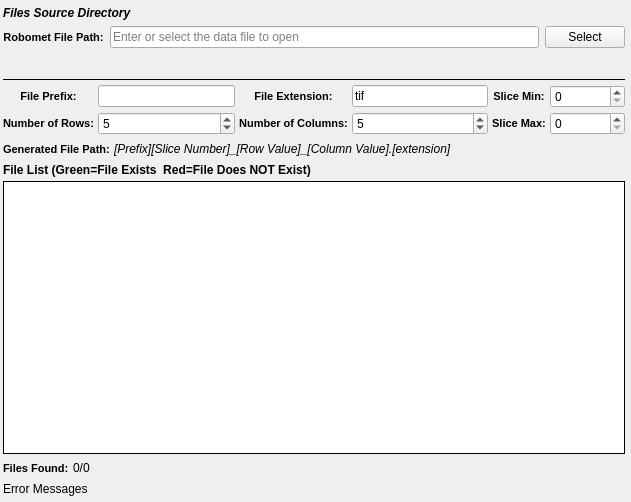
This is SIMPLVtkLib/Dialogs/UI_Files/RobometListWidget.ui in tplatt77/SIMPLVtkLib as Qt 5 draws it before an edit. The edited form follows.
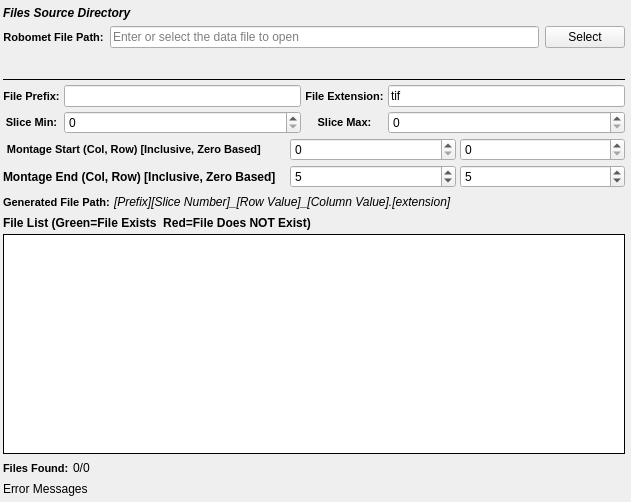
This is the edited form. Custom widgets are drawn as their Qt base class.

Commit message: Change RoboMet montage importer to be consistent with new filter properties

```diff
--- a/SIMPLVtkLib/Dialogs/UI_Files/RobometListWidget.ui
+++ b/SIMPLVtkLib/Dialogs/UI_Files/RobometListWidget.ui
@@ -121,8 +121,11 @@
    </item>
    <item>
     <layout class="QGridLayout" name="gridLayout_20">
-     <item row="2" column="1">
-      <widget class="SVSpinBox" name="numOfRows">
+     <item row="3" column="1">
+      <widget class="QSpinBox" name="montageStartCol"/>
+     </item>
+     <item row="4" column="1">
+      <widget class="SVSpinBox" name="montageEndCol">
        <property name="toolTip">
         <string>The number of digits to allow for the slice index.</string>
        </property>
@@ -134,49 +137,23 @@
        </property>
       </widget>
      </item>
-     <item row="0" column="3">
-      <widget class="SVLineEdit" name="fileExt">
+     <item row="4" column="2">
+      <widget class="SVSpinBox" name="montageEndRow">
        <property name="toolTip">
         <string>The file extension of the input files</string>
        </property>
-       <property name="text">
-        <string>tif</string>
-       </property>
-      </widget>
-     </item>
-     <item row="0" column="1">
-      <widget class="SVLineEdit" name="filePrefix">
-       <property name="toolTip">
-        <string>The front part of the input file name</string>
-       </property>
-       <property name="text">
-        <string/>
-       </property>
-      </widget>
-     </item>
-     <item row="0" column="5">
-      <widget class="SVSpinBox" name="sliceMin">
-       <property name="minimumSize">
-        <size>
-         <width>75</width>
-         <height>0</height>
-        </size>
-       </property>
-       <property name="toolTip">
-        <string>Which file index to start the import at.</string>
-       </property>
        <property name="minimum">
-        <number>0</number>
+        <number>1</number>
        </property>
-       <property name="maximum">
-        <number>1000000</number>
-       </property>
        <property name="value">
-        <number>0</number>
+        <number>5</number>
        </property>
       </widget>
      </item>
-     <item row="2" column="0">
+     <item row="3" column="2">
+      <widget class="QSpinBox" name="montageStartRow"/>
+     </item>
+     <item row="3" column="0">
       <widget class="QLabel" name="label_24">
        <property name="styleSheet">
         <string notr="true">QLabel {
@@ -185,43 +162,51 @@
 }</string>
        </property>
        <property name="text">
-        <string>Number of Rows:</string>
+        <string>Montage Start (Col, Row) [Inclusive, Zero Based]       </string>
        </property>
        <property name="alignment">
         <set>Qt::AlignCenter</set>
        </property>
       </widget>
      </item>
-     <item row="2" column="3">
-      <widget class="SVSpinBox" name="numOfCols">
+     <item row="4" column="0">
+      <widget class="QLabel" name="label">
+       <property name="font">
+        <font>
+         <weight>75</weight>
+         <bold>true</bold>
+        </font>
+       </property>
+       <property name="text">
+        <string>Montage End (Col, Row) [Inclusive, Zero Based]   </string>
+       </property>
+      </widget>
+     </item>
+     <item row="0" column="0" colspan="3">
+      <layout class="QGridLayout" name="gridLayout">
+       <item row="2" column="2">
+        <widget class="SVSpinBox" name="sliceMin">
+         <property name="minimumSize">
+          <size>
+           <width>75</width>
+           <height>0</height>
+          </size>
+         </property>
        <property name="toolTip">
         <string>The number of digits to allow for the slice index.</string>
        </property>
        <property name="minimum">
-        <number>1</number>
+          <number>0</number>
+         </property>
+         <property name="maximum">
+          <number>1000000</number>
        </property>
        <property name="value">
-        <number>5</number>
+          <number>0</number>
        </property>
       </widget>
      </item>
-     <item row="0" column="4">
-      <widget class="QLabel" name="label_52">
-       <property name="styleSheet">
-        <string notr="true">QLabel {
-font-weight: bold;
-font-size: 11px;
-}</string>
-       </property>
-       <property name="text">
-        <string>Slice Min:</string>
-       </property>
-       <property name="alignment">
-        <set>Qt::AlignCenter</set>
-       </property>
-      </widget>
-     </item>
-     <item row="0" column="0">
+       <item row="1" column="1">
       <widget class="QLabel" name="label_32">
        <property name="styleSheet">
         <string notr="true">QLabel {
@@ -237,23 +222,7 @@
        </property>
       </widget>
      </item>
-     <item row="2" column="2">
-      <widget class="QLabel" name="label_21">
-       <property name="styleSheet">
-        <string notr="true">QLabel {
-font-weight: bold;
-font-size: 11px;
-}</string>
-       </property>
-       <property name="text">
-        <string>Number of Columns:</string>
-       </property>
-       <property name="alignment">
-        <set>Qt::AlignCenter</set>
-       </property>
-      </widget>
-     </item>
-     <item row="0" column="2">
+       <item row="1" column="3">
       <widget class="QLabel" name="label_56">
        <property name="styleSheet">
         <string notr="true">QLabel {
@@ -269,7 +238,43 @@
        </property>
       </widget>
      </item>
-     <item row="2" column="4">
+       <item row="1" column="2">
+        <widget class="SVLineEdit" name="filePrefix">
+         <property name="toolTip">
+          <string>The front part of the input file name</string>
+         </property>
+         <property name="text">
+          <string/>
+         </property>
+        </widget>
+       </item>
+       <item row="2" column="1">
+        <widget class="QLabel" name="label_52">
+         <property name="styleSheet">
+          <string notr="true">QLabel {
+font-weight: bold;
+font-size: 11px;
+}</string>
+         </property>
+         <property name="text">
+          <string>Slice Min:</string>
+         </property>
+         <property name="alignment">
+          <set>Qt::AlignCenter</set>
+         </property>
+        </widget>
+       </item>
+       <item row="1" column="4">
+        <widget class="SVLineEdit" name="fileExt">
+         <property name="toolTip">
+          <string>The file extension of the input files</string>
+         </property>
+         <property name="text">
+          <string>tif</string>
+         </property>
+        </widget>
+       </item>
+       <item row="2" column="3">
       <widget class="QLabel" name="label_53">
        <property name="styleSheet">
         <string notr="true">QLabel {
@@ -285,7 +290,7 @@
        </property>
       </widget>
      </item>
-     <item row="2" column="5">
+       <item row="2" column="4">
       <widget class="SVSpinBox" name="sliceMax">
        <property name="minimumSize">
         <size>
@@ -306,6 +311,8 @@
         <number>0</number>
        </property>
       </widget>
+       </item>
+      </layout>
      </item>
     </layout>
    </item>
```
Left out of the diff: 4 changed lines with no effect on the pictures. Lines whose indentation alone changed are shown as unchanged. The commit also changes 3 other files.
